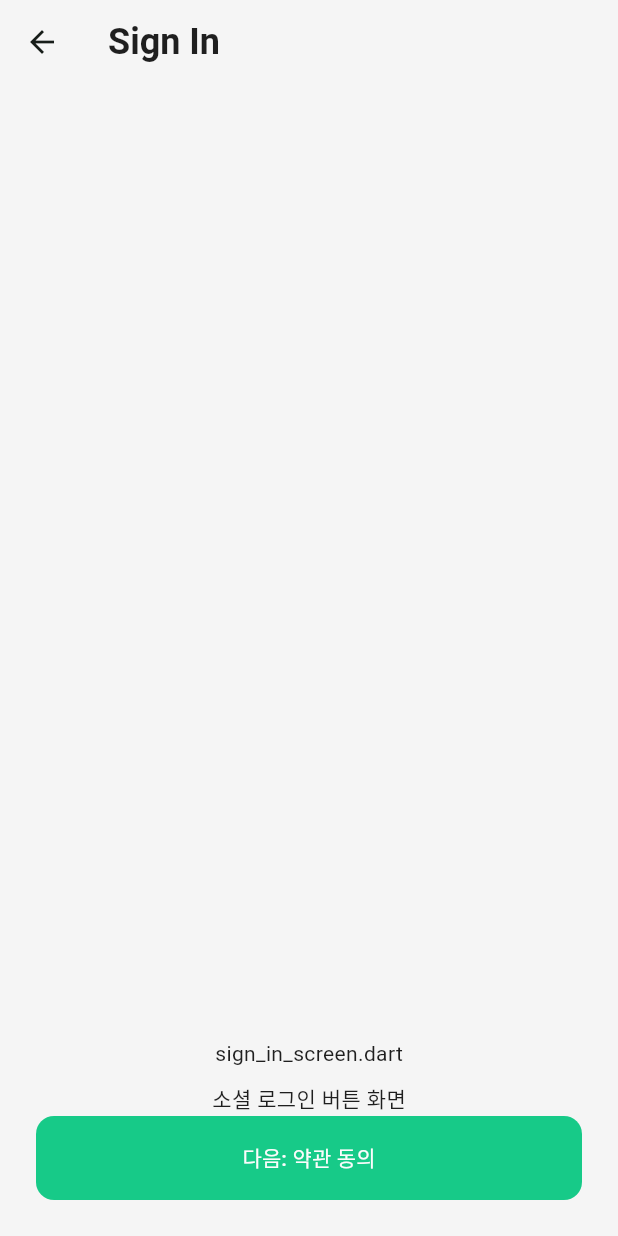
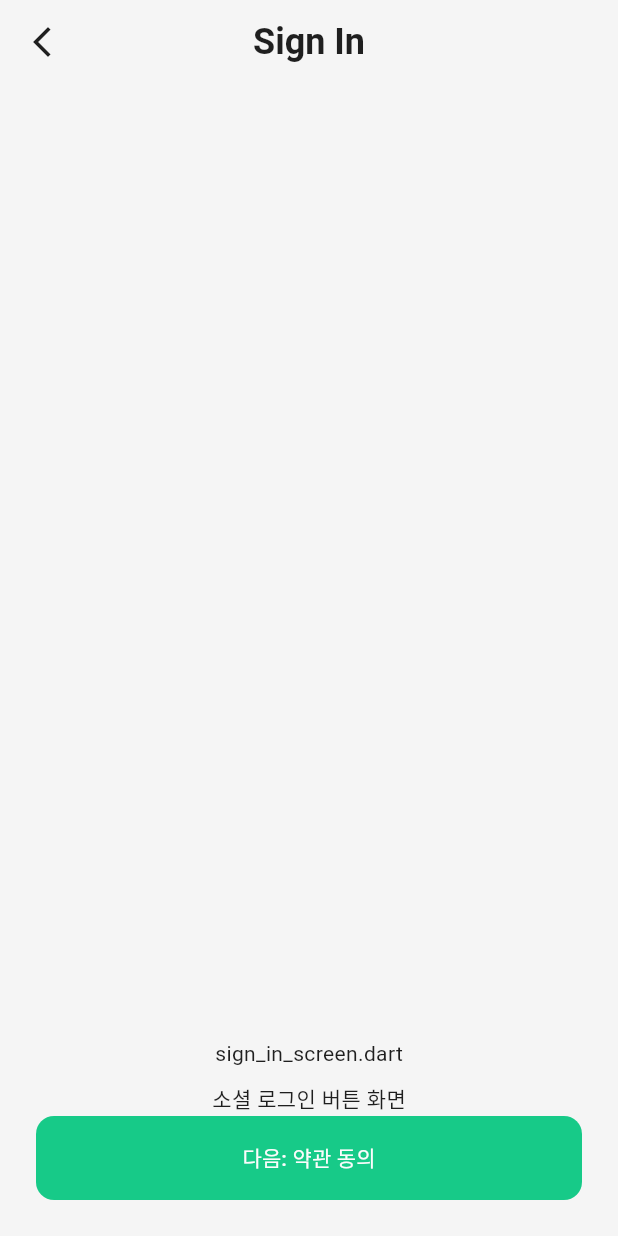
Before and after one commit to MEDILUX-club/DDUDUK, a Flutter app: the screen it shows after launch, after a tap on "다음: 로그인", on a phone screen of 412 x 824 dp. Run offline on Flutter 3.47's test engine with Material 3 defaults, Android fonts, the light colour scheme and no system bars; Roboto replaces fonts that are missing (Pretendard).

Commit message:
feat: widgets/common/header_bar생성

```diff
--- a/lib/screens/auth/onboarding_screen.dart
+++ b/lib/screens/auth/onboarding_screen.dart
@@ -3,6 +3,7 @@ import 'package:dduduk_app/screens/auth/sign_in_screen.dart';
 import 'package:dduduk_app/theme/app_colors.dart';
 import 'package:dduduk_app/theme/app_text_styles.dart';
 import 'package:dduduk_app/widgets/buttons/primary_button.dart';
+import 'package:dduduk_app/widgets/common/header_bar.dart';
 
 class OnboardingScreen extends StatelessWidget {
   const OnboardingScreen({super.key});
@@ -11,11 +12,7 @@ class OnboardingScreen extends StatelessWidget {
   Widget build(BuildContext context) {
     return Scaffold(
       backgroundColor: AppColors.fillDefault,
-      appBar: AppBar(
-        backgroundColor: AppColors.fillDefault,
-        elevation: 0,
-        title: const Text('Onboarding', style: AppTextStyles.titleHeader),
-      ),
+      appBar: const HeaderBar(title: 'Onboarding'),
       body: Padding(
         padding: const EdgeInsets.all(24),
         child: Column(
@@ -36,9 +33,9 @@ class OnboardingScreen extends StatelessWidget {
             PrimaryButton(
               text: '다음: 로그인',
               onPressed: () {
-                Navigator.of(context).push(
-                  MaterialPageRoute(builder: (_) => const SignInScreen()),
-                );
+                Navigator.of(
+                  context,
+                ).push(MaterialPageRoute(builder: (_) => const SignInScreen()));
               },
             ),
           ],
--- a/lib/screens/auth/sign_in_screen.dart
+++ b/lib/screens/auth/sign_in_screen.dart
@@ -3,6 +3,7 @@ import 'package:dduduk_app/screens/auth/terms_agreement_screen.dart';
 import 'package:dduduk_app/theme/app_colors.dart';
 import 'package:dduduk_app/theme/app_text_styles.dart';
 import 'package:dduduk_app/widgets/buttons/primary_button.dart';
+import 'package:dduduk_app/widgets/common/header_bar.dart';
 
 class SignInScreen extends StatelessWidget {
   const SignInScreen({super.key});
@@ -11,11 +12,7 @@ class SignInScreen extends StatelessWidget {
   Widget build(BuildContext context) {
     return Scaffold(
       backgroundColor: AppColors.fillDefault,
-      appBar: AppBar(
-        backgroundColor: AppColors.fillDefault,
-        elevation: 0,
-        title: const Text('Sign In', style: AppTextStyles.titleHeader),
-      ),
+      appBar: const HeaderBar(title: 'Sign In'),
       body: Padding(
         padding: const EdgeInsets.all(24),
         child: Column(
--- a/lib/screens/auth/splash_screen.dart
+++ b/lib/screens/auth/splash_screen.dart
@@ -11,11 +11,6 @@ class SplashScreen extends StatelessWidget {
   Widget build(BuildContext context) {
     return Scaffold(
       backgroundColor: AppColors.fillDefault,
-      appBar: AppBar(
-        backgroundColor: AppColors.fillDefault,
-        elevation: 0,
-        title: const Text('Splash', style: AppTextStyles.titleHeader),
-      ),
       body: Padding(
         padding: const EdgeInsets.all(24),
         child: Column(
--- /dev/null
+++ b/lib/widgets/common/header_bar.dart
@@ -0,0 +1,42 @@
+import 'package:flutter/material.dart';
+import 'package:dduduk_app/theme/app_colors.dart';
+import 'package:dduduk_app/theme/app_text_styles.dart';
+
+class HeaderBar extends StatelessWidget implements PreferredSizeWidget {
+  const HeaderBar({
+    super.key,
+    required this.title,
+    this.showBackButton = true,
+    this.onBack,
+  });
+
+  final String title;
+  final bool showBackButton;
+  final VoidCallback? onBack;
+
+  @override
+  Widget build(BuildContext context) {
+    return AppBar(
+      backgroundColor: AppColors.fillDefault,
+      elevation: 0,
+      centerTitle: true,
+      leading: showBackButton
+          ? IconButton(
+              icon: const Icon(Icons.arrow_back_ios_new),
+              color: AppColors.textNormal,
+              onPressed: () {
+                if (onBack != null) {
+                  onBack!();
+                } else {
+                  Navigator.of(context).maybePop();
+                }
+              },
+            )
+          : const SizedBox.shrink(),
+      title: Text(title, style: AppTextStyles.titleHeader),
+    );
+  }
+
+  @override
+  Size get preferredSize => const Size.fromHeight(kToolbarHeight);
+}
```
Also changed, not shown: lib/screens/auth/terms_agreement_screen.dart (+3 -8 lines), lib/screens/survey/survey_completion_screen.dart (+6 -6 lines), lib/screens/survey/survey_intro_screen.dart (+2 -5 lines), lib/screens/survey/survey_step1_basic_info_screen.dart (+2 -5 lines), lib/screens/survey/survey_step2_pain_location_screen.dart (+2 -5 lines), lib/screens/survey/survey_step3_pain_level_screen.dart (+2 -5 lines), lib/screens/survey/survey_step4_lifestyle_screen.dart (+2 -5 lines), lib/screens/survey/survey_step5_workout_exp_screen.dart (+2 -5 lines), lib/screens/survey/survey_step6_preferred_time_screen.dart (+2 -5 lines).
